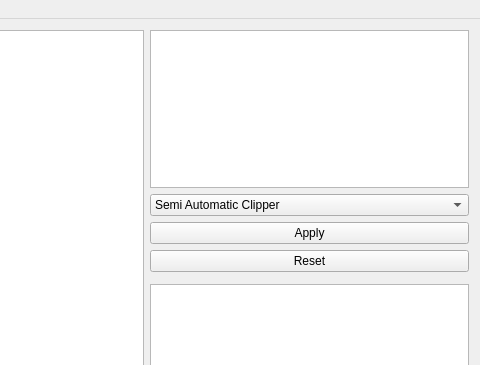
First picture: the form in ui/Facadeclipper.ui, repository GaetanLhoest/FacadeClipper, before the edit; both pictures show x 187 to 667 and y 0 to 365 of the 667 by 453 pixel window.
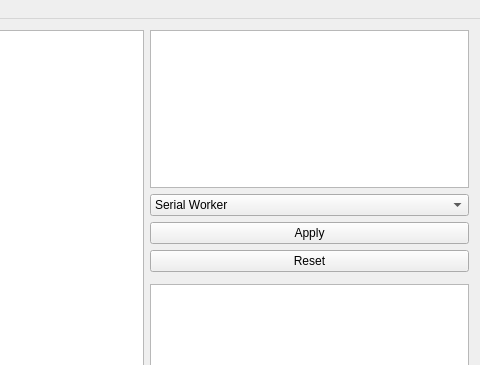
Second picture: the form after the edit.

```diff
--- a/ui/Facadeclipper.ui
+++ b/ui/Facadeclipper.ui
@@ -25,6 +25,11 @@
       </item>
       <item>
        <widget class="QComboBox" name="methodsList">
+        <item>
+         <property name="text">
+          <string>Serial Worker</string>
+         </property>
+        </item>
         <item>
          <property name="text">
           <string>Semi Automatic Clipper</string>
```
Left out of the diff: 2 changed lines with no effect on the pictures.
